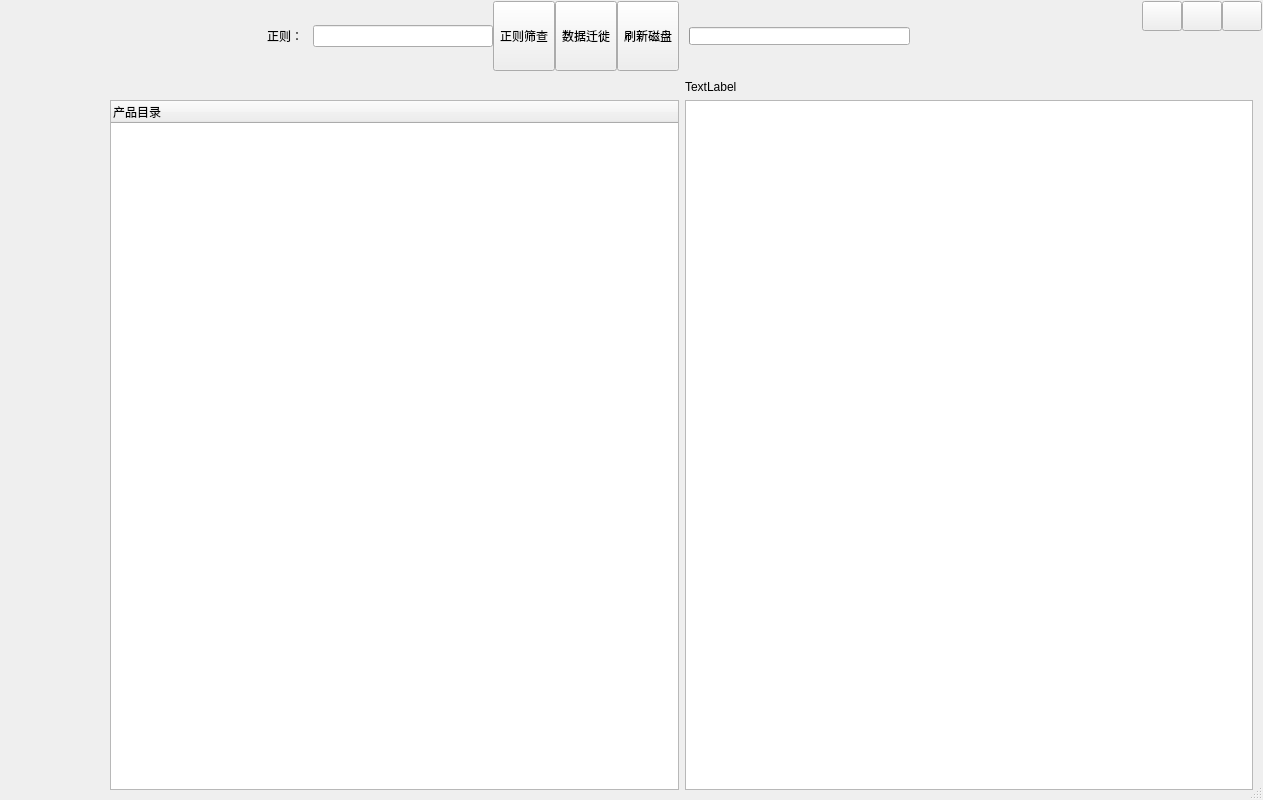
The window that demo/uidemo2.ui (jieche/QT_GUI) describes before a commit, drawn with Qt 5.
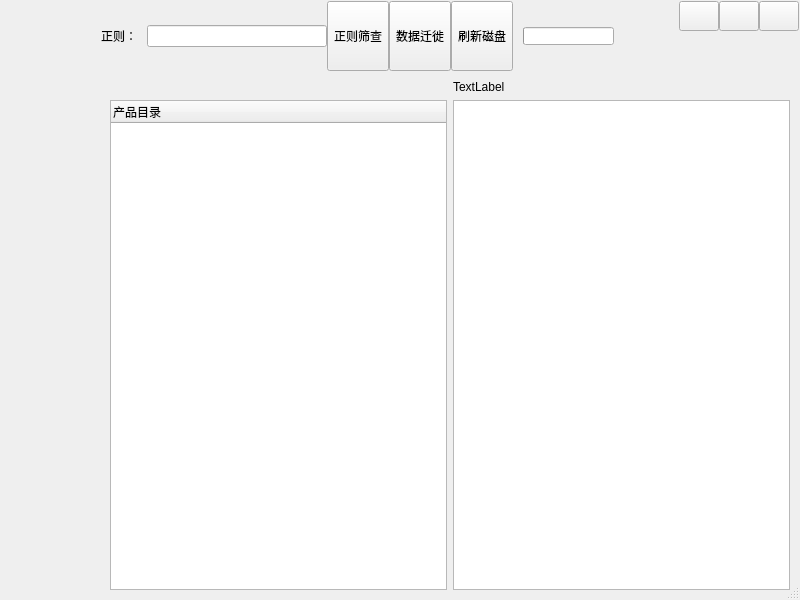
The same window after the commit. Icons and pictures are not drawn.

Commit message: panttern 正则测试

```diff
--- a/demo/uidemo2.ui
+++ b/demo/uidemo2.ui
@@ -6,8 +6,8 @@
    <rect>
     <x>0</x>
     <y>0</y>
-    <width>1263</width>
-    <height>800</height>
+    <width>800</width>
+    <height>600</height>
    </rect>
   </property>
   <property name="windowTitle">
```
The commit also changes 2 other files.
